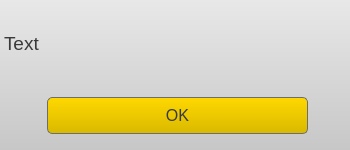
Above: sources/FootballEditor16/GUIApp/warningdialog.ui from vaddya/FootballEditor16 before the change. Below: the same form after it.
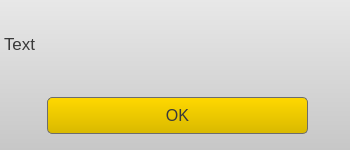
That is the form after the change.

Patch:
```diff
--- a/sources/FootballEditor16/GUIApp/warningdialog.ui
+++ b/sources/FootballEditor16/GUIApp/warningdialog.ui
@@ -66,7 +66,7 @@
     </rect>
    </property>
    <property name="styleSheet">
-    <string notr="true">font-size: 14pt ;
+    <string notr="true">font-size: 13pt ;
 qproperty-alignment: AlignCenter;
 color: #3a3a3a;</string>
    </property>
```
